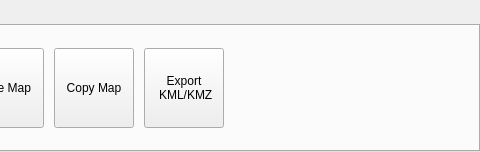
First picture: the form in src/ui/qgsribbontopwidget.ui, repository kadas-albireo/kadas-albireo, before the edit; both pictures show x 869 to 1349 and y 0 to 152 of the 1349 by 152 pixel window.
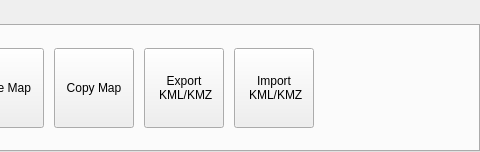
Second picture: the form after the edit. Icons and pictures are not drawn. Custom widgets are drawn as their Qt base class.

Commit message: Add initial KML/KMZ import code

Diff of the .ui file:
```diff
--- a/src/ui/qgsribbontopwidget.ui
+++ b/src/ui/qgsribbontopwidget.ui
@@ -626,6 +626,38 @@
             </property>
            </widget>
           </item>
+          <item row="0" column="8">
+           <widget class="QgsRibbonButton" name="mImportKMLButton">
+            <property name="sizePolicy">
+             <sizepolicy hsizetype="MinimumExpanding" vsizetype="Fixed">
+              <horstretch>0</horstretch>
+              <verstretch>0</verstretch>
+             </sizepolicy>
+            </property>
+            <property name="minimumSize">
+             <size>
+              <width>0</width>
+              <height>80</height>
+             </size>
+            </property>
+            <property name="maximumSize">
+             <size>
+              <width>80</width>
+              <height>80</height>
+             </size>
+            </property>
+            <property name="text">
+             <string>Import
+ KML/KMZ</string>
+            </property>
+            <property name="iconSize">
+             <size>
+              <width>32</width>
+              <height>32</height>
+             </size>
+            </property>
+           </widget>
+          </item>
          </layout>
          <zorder>mSaveButton</zorder>
          <zorder>mOpenButton</zorder>
```
Left out of the diff: 13 changed lines with no effect on the pictures. The commit also changes 8 other files.
